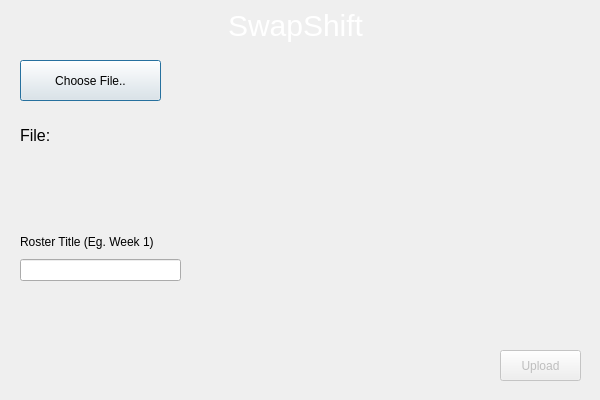
DanielGall500/SwapShift, file ManagersDesktopApplication/uploadrosterdialog.ui: the form before one commit.
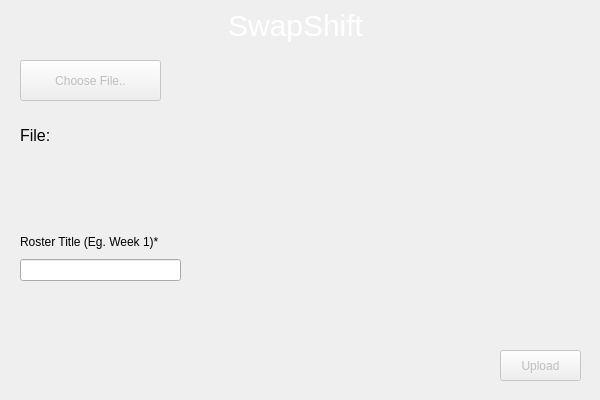
The form after the commit.

```diff
--- a/ManagersDesktopApplication/uploadrosterdialog.ui
+++ b/ManagersDesktopApplication/uploadrosterdialog.ui
@@ -17,6 +17,9 @@
    <string>Dialog</string>
   </property>
   <widget class="QPushButton" name="chooseFileButton">
+   <property name="enabled">
+    <bool>false</bool>
+   </property>
    <property name="geometry">
     <rect>
      <x>20</x>
@@ -102,7 +105,7 @@
     <string/>
    </property>
   </widget>
-  <widget class="QWidget" name="">
+  <widget class="QWidget" name="layoutWidget">
    <property name="geometry">
     <rect>
      <x>20</x>
@@ -115,7 +118,7 @@
     <item>
      <widget class="QLabel" name="rostTitleLabel">
       <property name="text">
-       <string>Roster Title (Eg. Week 1)</string>
+       <string>Roster Title (Eg. Week 1)*</string>
       </property>
      </widget>
     </item>
```
